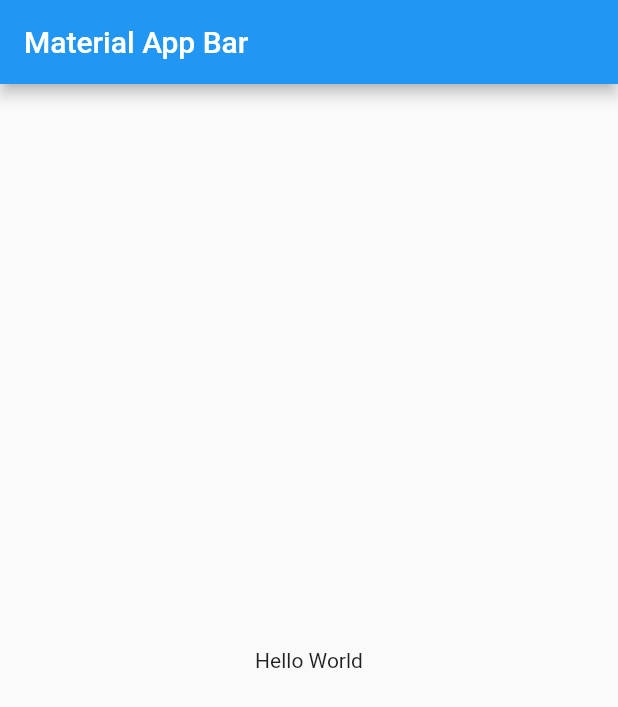
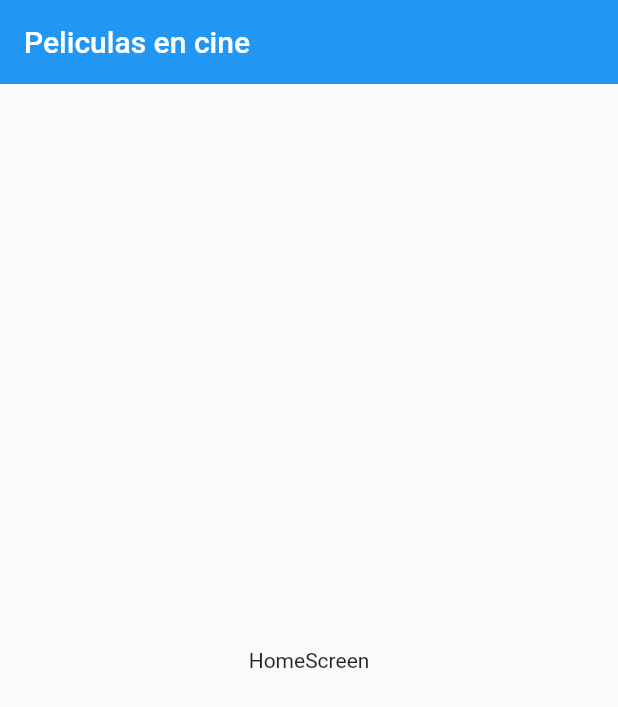
Before and after one commit to ManuelAlvarado11/peliculas_app_flutter, a Flutter app: the screen it shows after launch, on a phone screen of 412 x 824 dp. Shown: the top 707 px of the screen. Run offline on Flutter 3.47's test engine with Material 2 defaults, Android fonts, the phone set to English and light mode, and no system bars.

Commit message:
:tada: Primeros Screen en la App

```diff
--- a/lib/main.dart
+++ b/lib/main.dart
@@ -1,4 +1,5 @@
 import 'package:flutter/material.dart';
+import 'package:peliculas_app/screens/screens.dart';
 
 void main() => runApp(const MyApp());
 
@@ -8,16 +9,12 @@ class MyApp extends StatelessWidget {
   @override
   Widget build(BuildContext context) {
     return MaterialApp(
-      debugShowCheckedModeBanner: false,
-      title: 'Material App',
-      home: Scaffold(
-        appBar: AppBar(
-          title: const Text('Material App Bar'),
-        ),
-        body: const Center(
-          child: Text('Hello World'),
-        ),
-      ),
-    );
+        debugShowCheckedModeBanner: false,
+        title: 'Peliculas App',
+        initialRoute: 'home',
+        routes: {
+          'home': (_) => const HomeScreen(),
+          'details': (_) => const DetailsScreen(),
+        });
   }
 }
--- /dev/null
+++ b/lib/screens/details_screen.dart
@@ -0,0 +1,12 @@
+import 'package:flutter/material.dart';
+
+class DetailsScreen extends StatelessWidget {
+  const DetailsScreen({super.key});
+
+  @override
+  Widget build(BuildContext context) {
+    return const Scaffold(
+      body: Center(child: Text('DetailsScreen')),
+    );
+  }
+}
--- /dev/null
+++ b/lib/screens/home_screen.dart
@@ -0,0 +1,16 @@
+import 'package:flutter/material.dart';
+
+class HomeScreen extends StatelessWidget {
+  const HomeScreen({super.key});
+
+  @override
+  Widget build(BuildContext context) {
+    return Scaffold(
+      appBar: AppBar(
+        title: const Text('Peliculas en cine'),
+        elevation: 0,
+      ),
+      body: const Center(child: Text('HomeScreen')),
+    );
+  }
+}
--- /dev/null
+++ b/lib/screens/screens.dart
@@ -0,0 +1,2 @@
+export 'package:peliculas_app/screens/details_screen.dart';
+export 'package:peliculas_app/screens/home_screen.dart';
```
